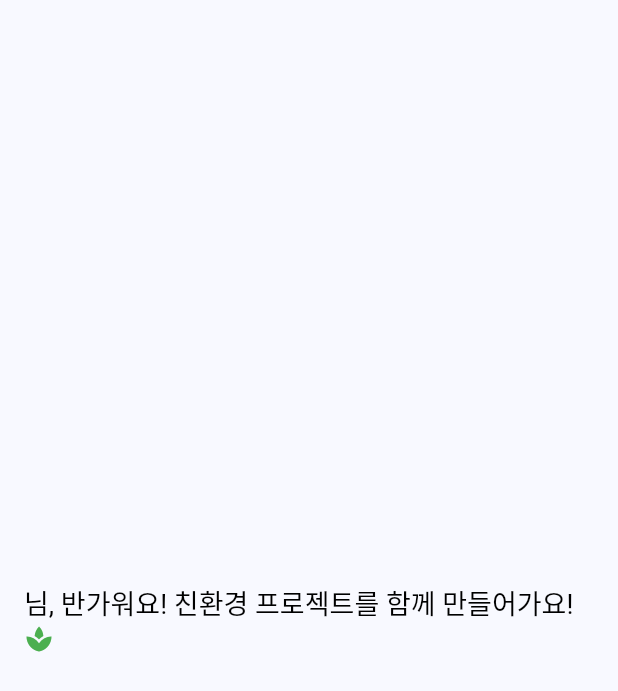
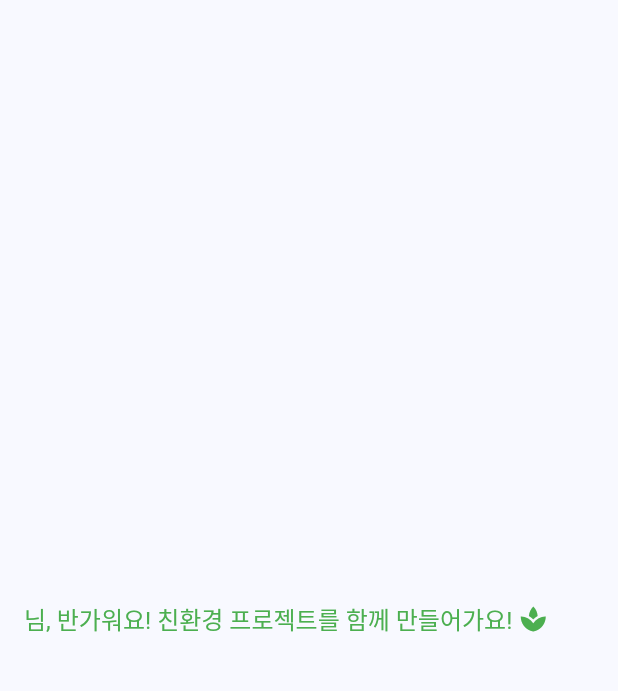
Before and after one commit to zeeeyeon/EcoFundia, a Flutter app: the GreetingMessage widget shown alone on an empty page, opened directly with empty values, on a phone screen of 412 x 824 dp. Shown: the top 691 px of the screen. Run offline on Flutter 3.47's test engine with Material 3 defaults, Android fonts, the phone set to English and light mode, and no system bars; our stand-ins replace dio, equatable, flutter_riverpod, flutter_secure_storage, go_router, google_fonts and 2 more; accounts and stored records are empty; network calls fail.

Commit message:
[S12P21E206-92] Refactor: 전역 문자열 구조 개선(app.string.dart)

```diff
--- a/front/lib/core/constants/app_strings.dart
+++ b/front/lib/core/constants/app_strings.dart
@@ -31,3 +31,13 @@ class AppStrings {
   static const String loginRequiredDescription = '해당 기능을 이용하시려면\n로그인이 필요합니다.';
   static const String login = '로그인';
 }
+
+// 마이페이지
+class MypageString {
+  static const String greetingmessage = '님, 반가워요! 친환경 프로젝트를 함께 만들어가요! ';
+}
+
+// 검색
+class SearchStrings {
+  static const String noResults = "검색 결과가 없습니다.";
+}
--- a/front/lib/features/funding/ui/pages/funding_list_screen.dart
+++ b/front/lib/features/funding/ui/pages/funding_list_screen.dart
@@ -1,5 +1,6 @@
 import 'package:flutter/material.dart';
 import 'package:flutter_riverpod/flutter_riverpod.dart';
+import 'package:front/core/constants/app_strings.dart';
 import 'package:go_router/go_router.dart';
 import '../../../../core/ui/widgets/custom_app_bar.dart';
 import '../../ui/view_model/funding_list_view_model.dart';
@@ -42,7 +43,7 @@ class _FundingListScreenState extends ConsumerState<FundingListScreen> {
           loading: () => const Center(child: CircularProgressIndicator()),
           error: (err, stack) => Center(child: Text("오류 발생: $err")),
           data: (fundingList) => fundingList.isEmpty
-              ? const Center(child: Text("검색 결과가 없습니다."))
+              ? const Center(child: Text(SearchStrings.noResults))
               : ListView.builder(
                   padding: const EdgeInsets.all(16),
                   itemCount: fundingList.length,
--- a/front/lib/features/mypage/ui/widgets/greeting_message.dart
+++ b/front/lib/features/mypage/ui/widgets/greeting_message.dart
@@ -1,4 +1,5 @@
 import 'package:flutter/material.dart';
+import 'package:front/core/constants/app_strings.dart';
 import '../../data/models/profile_model.dart';
 
 class GreetingMessage extends StatelessWidget {
@@ -11,11 +12,11 @@ class GreetingMessage extends StatelessWidget {
     return Padding(
       padding: const EdgeInsets.symmetric(vertical: 12.0, horizontal: 16.0),
       child: Align(
-        alignment: Alignment.centerLeft, // ✅ 왼쪽 정렬 적용
+        alignment: Alignment.centerLeft, // 왼쪽 정렬 적용
         child: RichText(
-          textAlign: TextAlign.left, // ✅ 텍스트 내부도 왼쪽 정렬
+          textAlign: TextAlign.left, // 텍스트 내부도 왼쪽 정렬
           text: TextSpan(
-            style: const TextStyle(fontSize: 18, color: Colors.black),
+            style: const TextStyle(fontSize: 16, color: Colors.black),
             children: [
               TextSpan(
                 text: profile.username,
@@ -23,8 +24,11 @@ class GreetingMessage extends StatelessWidget {
                     fontWeight: FontWeight.bold, color: Colors.black),
               ),
               const TextSpan(
-                text: "님, 반가워요! 친환경 프로젝트를 함께 만들어가요! ",
-              ),
+                  text: MypageString.greetingmessage,
+                  style: TextStyle(
+                    color: Colors.green,
+                    fontSize: 16,
+                  )),
               const WidgetSpan(
                 child: Icon(Icons.spa, color: Colors.green, size: 20), // 🌱 아이콘
               ),
--- a/front/lib/features/mypage/ui/widgets/profile_card.dart
+++ b/front/lib/features/mypage/ui/widgets/profile_card.dart
@@ -1,7 +1,6 @@
 import 'package:flutter/material.dart';
 import 'package:go_router/go_router.dart';
 import '../../data/models/profile_model.dart';
-import 'greeting_message.dart'; // ✅ 새로 만든 위젯 import
 
 class ProfileCard extends StatelessWidget {
   final ProfileModel profile;
```
